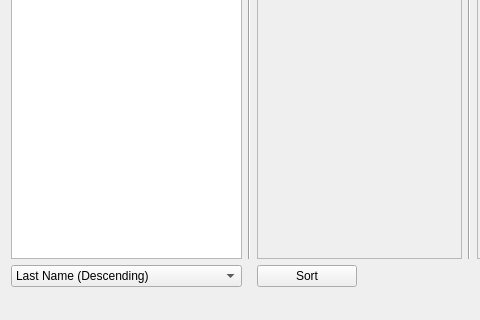
This is mainwindow.ui in sam-mcanelly/homecoming_timer as Qt 5 draws it before an edit; both pictures show x 0 to 480 and y 356 to 676 of the 897 by 676 pixel window. The edited form follows.
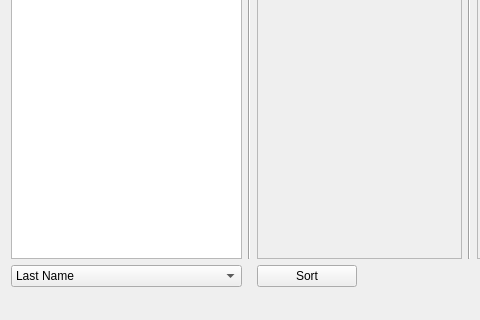
This is the edited form.

```diff
--- a/mainwindow.ui
+++ b/mainwindow.ui
@@ -207,7 +207,7 @@
      <widget class="QComboBox" name="combo_sort_by">
       <item>
        <property name="text">
-        <string>Last Name (Descending)</string>
+        <string>Last Name</string>
        </property>
       </item>
       <item>
```
Left out of the diff: 22 changed lines with no effect on the pictures.
